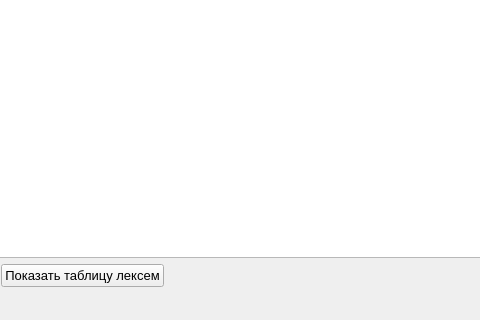
Before: the Qt Designer form MyCompiler/mainwindow.ui in Domerk/Disp, drawn with Qt 5; both pictures show x 146 to 626 and y 137 to 457 of the 741 by 457 pixel window.
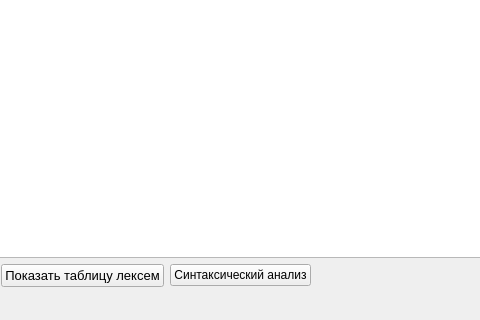
After: the same form once the commit is applied.

```diff
--- a/MyCompiler/mainwindow.ui
+++ b/MyCompiler/mainwindow.ui
@@ -64,6 +64,13 @@
           </property>
          </widget>
         </item>
+        <item>
+         <widget class="QPushButton" name="pushButton_3">
+          <property name="text">
+           <string>Синтаксический анализ</string>
+          </property>
+         </widget>
+        </item>
         <item>
          <spacer name="horizontalSpacer">
           <property name="orientation">
```
